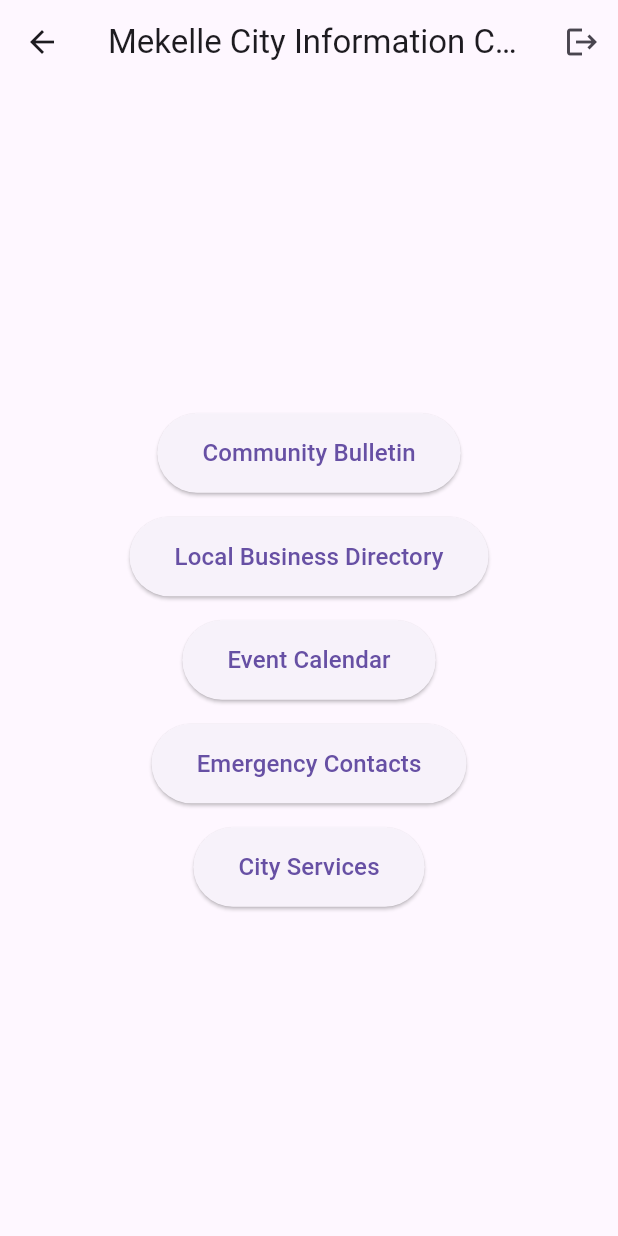
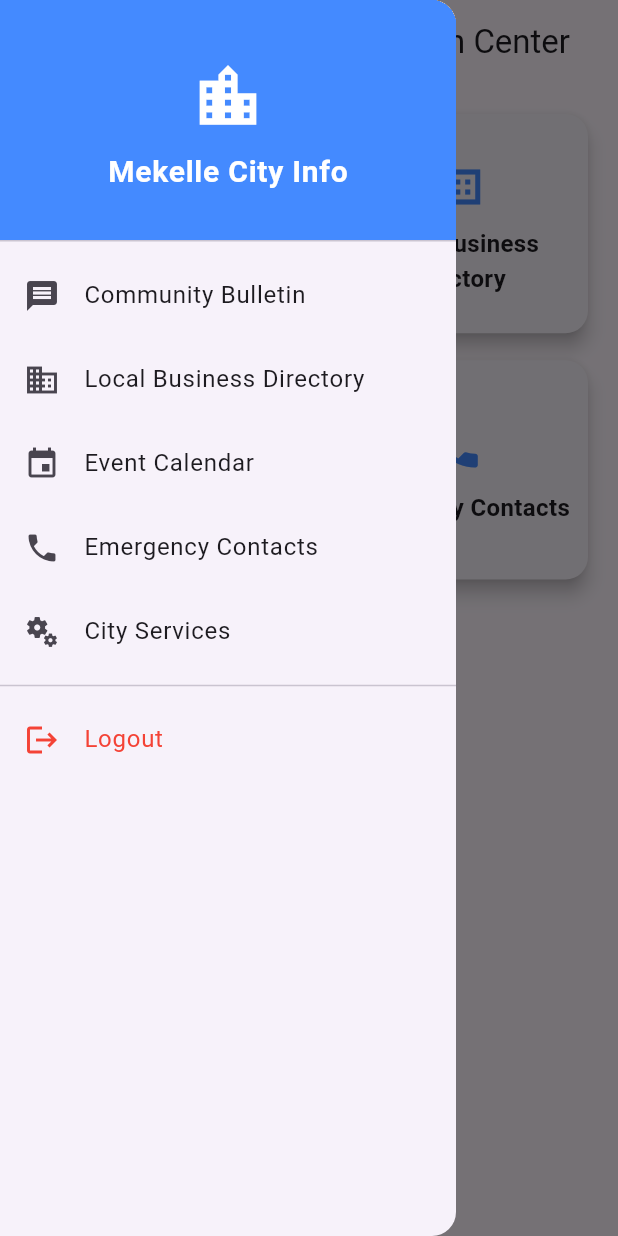
Before and after one commit to daniel-aregawi/mekelle_city_app, a Flutter app: the HomeScreen screen opened by its route, with the side drawer open (before the commit the screen has no drawer), on a phone screen of 412 x 824 dp. Run offline on Flutter 3.47's test engine with Material 3 defaults, Android fonts, the phone set to English and light mode, and no system bars; our stand-ins replace shared_preferences; accounts and stored records are empty.

Commit message:
Enhance UI with sidebar and grid layout

```diff
--- a/lib/screens/home_screen.dart
+++ b/lib/screens/home_screen.dart
@@ -14,36 +14,89 @@ class HomeScreen extends StatelessWidget {
     return Scaffold(
       appBar: AppBar(
         title: Text('Mekelle City Information Center'),
-        actions: [
-          IconButton(
-            icon: Icon(Icons.logout),
-            onPressed: () => _logout(context),
-          ),
-        ],
+        centerTitle: true,
       ),
-      body: Center(
-        child: Column(
-          mainAxisAlignment: MainAxisAlignment.center,
+      drawer: Drawer(
+        child: ListView(
+          padding: EdgeInsets.zero,
+          children: <Widget>[
+            DrawerHeader(
+              decoration: BoxDecoration(
+                color: Colors.blueAccent,
+              ),
+              child: Column(
+                mainAxisAlignment: MainAxisAlignment.center,
+                children: [
+                  Icon(Icons.location_city, size: 50, color: Colors.white),
+                  SizedBox(height: 10),
+                  Text(
+                    'Mekelle City Info',
+                    style: TextStyle(
+                      color: Colors.white,
+                      fontSize: 20,
+                      fontWeight: FontWeight.bold,
+                    ),
+                  ),
+                ],
+              ),
+            ),
+            _buildDrawerItem(context, Icons.message, 'Community Bulletin', '/bulletin'),
+            _buildDrawerItem(context, Icons.business, 'Local Business Directory', '/directory'),
+            _buildDrawerItem(context, Icons.event, 'Event Calendar', '/events'),
+            _buildDrawerItem(context, Icons.phone, 'Emergency Contacts', '/emergency'),
+            _buildDrawerItem(context, Icons.miscellaneous_services, 'City Services', '/services'),
+            Divider(),
+            ListTile(
+              leading: Icon(Icons.logout, color: Colors.red),
+              title: Text('Logout', style: TextStyle(color: Colors.red)),
+              onTap: () => _logout(context),
+            ),
+          ],
+        ),
+      ),
+      body: Padding(
+        padding: const EdgeInsets.all(16.0),
+        child: GridView.count(
+          crossAxisCount: 2,
+          crossAxisSpacing: 10,
+          mainAxisSpacing: 10,
+          childAspectRatio: 1.2,
           children: [
-            _buildFeatureButton(context, 'Community Bulletin', '/bulletin'),
-            _buildFeatureButton(context, 'Local Business Directory', '/directory'),
-            _buildFeatureButton(context, 'Event Calendar', '/events'),
-            _buildFeatureButton(context, 'Emergency Contacts', '/emergency'),
-            _buildFeatureButton(context, 'City Services', '/services'),
+            _buildFeatureCard(context, 'Community Bulletin', '/bulletin', Icons.message),
+            _buildFeatureCard(context, 'Local Business Directory', '/directory', Icons.business),
+            _buildFeatureCard(context, 'Event Calendar', '/events', Icons.event),
+            _buildFeatureCard(context, 'Emergency Contacts', '/emergency', Icons.phone),
+            _buildFeatureCard(context, 'City Services', '/services', Icons.miscellaneous_services),
           ],
         ),
       ),
     );
   }
 
-  Widget _buildFeatureButton(BuildContext context, String title, String route) {
-    return Padding(
-      padding: const EdgeInsets.all(8.0),
-      child: ElevatedButton(
-        onPressed: () => Navigator.pushNamed(context, route),
-        child: Text(title, style: TextStyle(fontSize: 16)),
-        style: ElevatedButton.styleFrom(
-          padding: EdgeInsets.symmetric(horizontal: 30, vertical: 15),
+  Widget _buildDrawerItem(BuildContext context, IconData icon, String title, String route) {
+    return ListTile(
+      leading: Icon(icon),
+      title: Text(title),
+      onTap: () {
+        Navigator.pop(context);
+        Navigator.pushNamed(context, route);
+      },
+    );
+  }
+
+  Widget _buildFeatureCard(BuildContext context, String title, String route, IconData icon) {
+    return GestureDetector(
+      onTap: () => Navigator.pushNamed(context, route),
+      child: Card(
+        shape: RoundedRectangleBorder(borderRadius: BorderRadius.circular(15)),
+        elevation: 5,
+        child: Column(
+          mainAxisAlignment: MainAxisAlignment.center,
+          children: [
+            Icon(icon, size: 40, color: Colors.blueAccent),
+            SizedBox(height: 10),
+            Text(title, textAlign: TextAlign.center, style: TextStyle(fontSize: 16, fontWeight: FontWeight.bold)),
+          ],
         ),
       ),
     );
```
